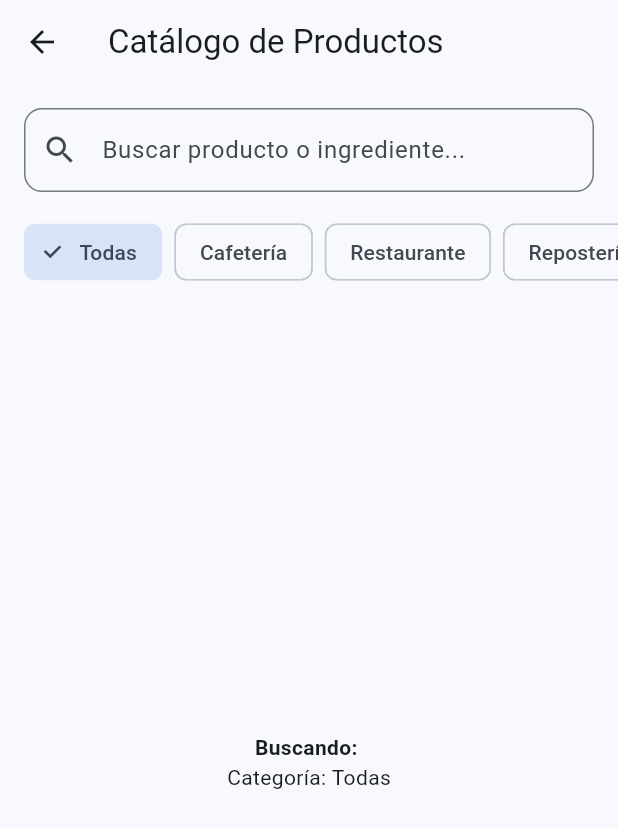
After one commit to raugon8/villafoodservice, a Flutter app: the screen it shows after launch, after a tap on "catálogo", on a phone screen of 412 x 824 dp. The commit adds this screen. Shown: the top 828 px of the screen. Run offline on Flutter 3.47's test engine with Material 3 defaults, Android fonts, the phone set to English and light mode, and no system bars.

Commit message:
tarea9-10
deje el panel de rol como cliente pero se puede cambiar a admin u otro

```diff
--- /dev/null
+++ b/frontend/lib/screens/screens_client/catalog_screen.dart
@@ -0,0 +1,68 @@
+import 'package:flutter/material.dart';
+
+class catalog_screen extends StatefulWidget {
+  const catalog_screen({super.key});
+  @override
+  State<catalog_screen> createState() => _catalog_screen_state();
+}
+
+class _catalog_screen_state extends State<catalog_screen> {
+  String _filtro = "";
+  String _categoria_seleccionada = "Todas";
+
+  @override
+  Widget build(BuildContext context) {
+    return Scaffold(
+      appBar: AppBar(title: const Text('Catálogo de Productos')),
+      body: Column(
+        children: [
+          // Buscador en tiempo real
+          Padding(
+            padding: const EdgeInsets.all(16.0),
+            child: TextField(
+              onChanged: (value) => setState(() => _filtro = value),
+              decoration: InputDecoration(
+                hintText: 'Buscar producto o ingrediente...',
+                prefixIcon: const Icon(Icons.search),
+                // Color del tema
+                border: OutlineInputBorder(borderRadius: BorderRadius.circular(12)),
+              ),
+            ),
+          ),
+
+          //Selector de categorias (Simulado para frontend)
+          SingleChildScrollView(
+            scrollDirection: Axis.horizontal,
+            padding: const EdgeInsets.symmetric(horizontal: 16),
+            child: Row(
+              children: ['Todas', 'Cafetería', 'Restaurante', 'Repostería'].map((cat) {
+                return Padding(
+                  padding: const EdgeInsets.only(right: 8),
+                  child: FilterChip(
+                    label: Text(cat),
+                    selected: _categoria_seleccionada == cat,
+                    onSelected: (bool selected) {
+                      setState(() => _categoria_seleccionada = cat);
+                    },
+                  ),
+                );
+              }).toList(),
+            ),
+          ),
+
+          Expanded(
+            child: Center(
+              child: Column(
+                mainAxisAlignment: MainAxisAlignment.center,
+                children: [
+                  Text('Buscando: $_filtro', style: const TextStyle(fontWeight: FontWeight.bold)),
+                  Text('Categoría: $_categoria_seleccionada'),
+                ],
+              ),
+            ),
+          ),
+        ],
+      ),
+    );
+  }
+}
--- a/frontend/lib/screens/screens_home/home_screen.dart
+++ b/frontend/lib/screens/screens_home/home_screen.dart
@@ -5,8 +5,10 @@ import '../screens_ingredientes/ingredientes_list_screen.dart';
 import '../screens_productos/productos_list_screen.dart';
 import '../screens_client/cart_screen.dart';
 import '../screens_client/orders_screen.dart';
+import '../screens_client/catalog_screen.dart';
 import '../screens_staff/order_list_screen.dart';
 import '../admin/dashboard_screen.dart';
+import '../admin/category_management_screen.dart';
 import '../admin/user_management_screen.dart';
 
 class home_screen extends StatelessWidget {
@@ -14,7 +16,7 @@ class home_screen extends StatelessWidget {
 
   @override
   Widget build(BuildContext context) {
-    // leemos el rol activo del usuario
+    // leemos el rol para que los "if" funcionen
     final auth = Provider.of<auth_provider>(context);
     final String? rol = auth.current_role;
 
@@ -24,29 +26,29 @@ class home_screen extends StatelessWidget {
         crossAxisCount: 2,
         padding: const EdgeInsets.all(20),
         children: [
-          // dashboard estadisticas - solo admin
-          if (rol == 'admin')
+          // gestion de usuarios y dashboard - solo admin
+          if (rol == 'admin') ...[
             _crear_boton(context, Icons.analytics, 'dashboard', const dashboard_screen()),
-
-          // gestion de usuarios - solo admin
-          if (rol == 'admin')
             _crear_boton(context, Icons.people, 'usuarios', const user_management_screen()),
+            _crear_boton(context, Icons.category, 'categorias', const category_management_screen()),
+          ],
 
           // gestion de ingredientes - admin o almacen
           if (rol == 'admin' || rol == 'almacen')
             _crear_boton(context, Icons.kitchen, 'ingredientes', const ingredientes_list_screen()),
 
-          // gestion de productos - admin, almacen o dependiente
+          // gestion de productos interna - admin, almacen o dependiente
           if (rol == 'admin' || rol == 'almacen' || rol == 'dependiente')
             _crear_boton(context, Icons.restaurant_menu, 'productos', const productos_list_screen()),
 
-          // carrito de compras - todos
+          // NUEVO: Catálogo de clientes con el buscador de la Tarea 9 (Siempre visible)
+          _crear_boton(context, Icons.search, 'catálogo', const catalog_screen()),
+
+          // carrito y mis pedidos - siempre visibles
           _crear_boton(context, Icons.shopping_cart, 'carrito', const cart_screen()),
-
-          // mis pedidos - cliente
           _crear_boton(context, Icons.history, 'mis pedidos', const orders_screen()),
 
-          // gestion pedidos - staff - admin o dependiente
+          // gestion staff - admin o dependiente
           if (rol == 'admin' || rol == 'dependiente')
             _crear_boton(context, Icons.assignment, 'gestion staff', const order_list_screen()),
         ],
@@ -54,14 +56,19 @@ class home_screen extends StatelessWidget {
     );
   }
 
-  // funcion auxiliar original intacta
+  // tu funcion de siempre, con el color corregido para la Tarea 10
   Widget _crear_boton(BuildContext context, IconData icono, String texto, Widget pantalla) {
     return GestureDetector(
       onTap: () => Navigator.push(context, MaterialPageRoute(builder: (c) => pantalla)),
       child: Card(
+        color: Theme.of(context).colorScheme.surfaceContainerHighest,
         child: Column(
           mainAxisAlignment: MainAxisAlignment.center,
-          children: [Icon(icono, size: 40), Text(texto)],
+          children: [
+            Icon(icono, size: 40, color: Theme.of(context).primaryColor), // Le damos el azul corporativo al icono
+            const SizedBox(height: 8),
+            Text(texto, style: const TextStyle(fontWeight: FontWeight.bold))
+          ],
         ),
       ),
     );
--- /dev/null
+++ b/frontend/lib/theme/app_theme.dart
@@ -0,0 +1,14 @@
+import 'package:flutter/material.dart';
+
+class app_theme {
+  static ThemeData get light_theme {
+    return ThemeData(
+      useMaterial3: true,
+      colorScheme: ColorScheme.fromSeed(
+        seedColor: const Color(0xFF2196F3), // azul corporativo
+        // Esta es la línea que arregla tu widget
+        surfaceContainerHighest: const Color(0xFFF0F2F5),
+      ),
+    );
+  }
+}
```
Also changed, not shown: frontend/lib/main.dart (+3 -15 lines), frontend/lib/models/category_model.dart (added, +22 -0 lines), frontend/lib/providers/auth_provider.dart (+3 -8 lines), frontend/lib/screens/admin/category_management_screen.dart (added, +32 -0 lines), frontend/lib/services/category_service.dart (added, +13 -0 lines), frontend/lib/services/producto_service.dart (+19 -9 lines), frontend/lib/widgets/common/custom_button.dart (added, +24 -0 lines).
